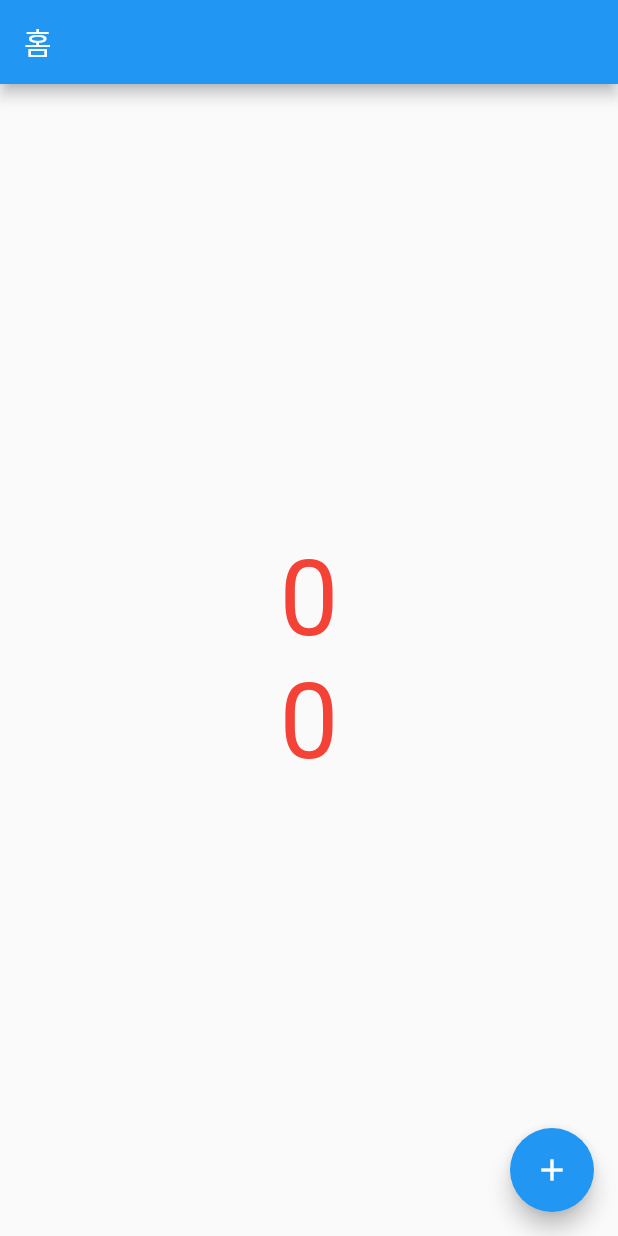
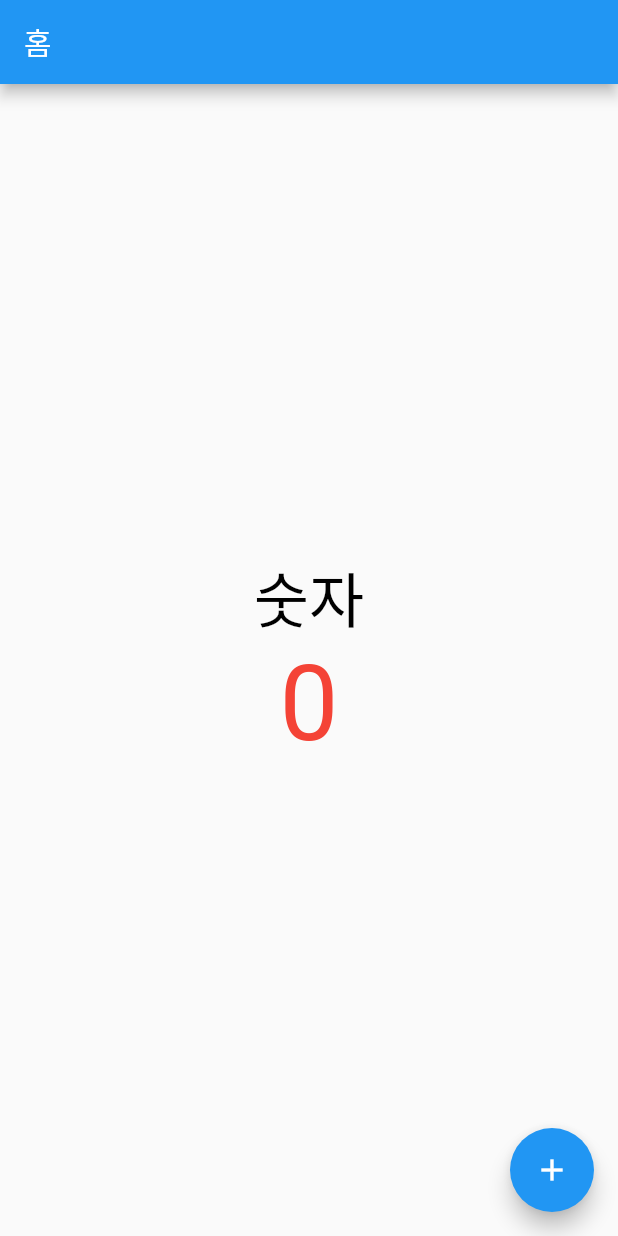
Before and after one commit to lds2292/flutter_beginner, a Flutter app: the screen it shows after launch, on a phone screen of 412 x 824 dp. Run offline on Flutter 3.47's test engine with Material 2 defaults, Android fonts, the phone set to English and light mode, and no system bars.

```diff
--- a/lib/main.dart
+++ b/lib/main.dart
@@ -42,10 +42,10 @@ class _MyHomePageState extends State<MyHomePage> {
           mainAxisAlignment: MainAxisAlignment.center,
           children: [
             Text(
-              '$count',
+              '숫자',
               style: TextStyle(
-                color: Colors.red,
-                fontSize: 70,
+                color: Colors.black,
+                fontSize: 40,
               ),
             ),
             Text(
```
